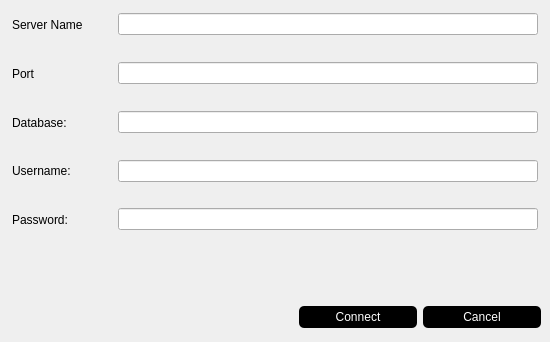
Before: the Qt Designer form src/ui/connect_server.ui in layup/LIMS, drawn with Qt 5.
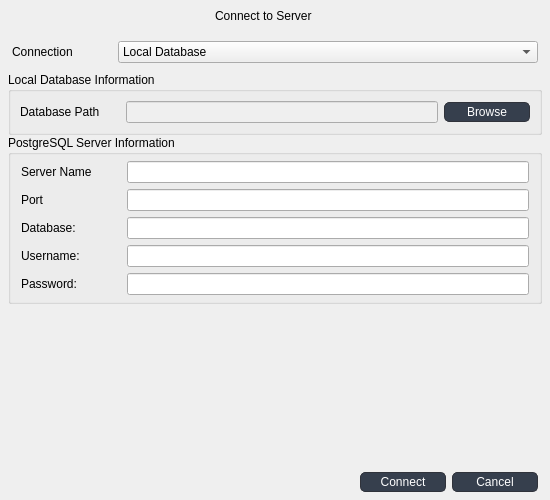
After: the same form once the commit is applied.

Patch:
```diff
--- a/src/ui/connect_server.ui
+++ b/src/ui/connect_server.ui
@@ -7,7 +7,7 @@
     <x>0</x>
     <y>0</y>
     <width>550</width>
-    <height>342</height>
+    <height>500</height>
    </rect>
   </property>
   <property name="minimumSize">
@@ -19,7 +19,7 @@
   <property name="maximumSize">
    <size>
     <width>550</width>
-    <height>16777215</height>
+    <height>500</height>
    </size>
   </property>
   <property name="windowTitle">
@@ -29,50 +29,165 @@
    <string notr="true">
 QLabel {
 	min-width: 100px; 
+	max-width:100px;
+
 } 
 
+#label_7 {
+	min-width: 120px; 
+	max-width: 120px; 
+}
+
+#message {
+	min-width: 120px; 
+	max-width: 2000px; 
+}
+
 QPushButton {
-	min-width: 110px; 
-	max-width:110px; 
-	min-height:12px; 
-	padding: 4px; 
-	background-color:black;  
-	color:white;
+	min-width: 80px; 
+	max-width:140px; 
+	min-height:10px; 
+	padding: 2px; 
 	border-radius: 5px; 
+	background-color: #363f4d; 
+	border: 1px solid #30333b; 
+	color:white;  
 }
 
-</string>
+QPushButton::hover {
+	background-color: rgb(107, 108, 108);
+}</string>
   </property>
   <layout class="QVBoxLayout" name="verticalLayout">
    <property name="spacing">
     <number>0</number>
    </property>
    <property name="leftMargin">
-    <number>0</number>
+    <number>8</number>
    </property>
    <property name="topMargin">
     <number>0</number>
    </property>
    <property name="rightMargin">
-    <number>0</number>
+    <number>8</number>
    </property>
    <property name="bottomMargin">
     <number>0</number>
+   </property>
+   <item>
+    <widget class="QWidget" name="widget_9" native="true">
+     <layout class="QVBoxLayout" name="verticalLayout_3">
+      <item alignment="Qt::AlignHCenter">
+       <widget class="QLabel" name="label_7">
+        <property name="text">
+         <string>Connect to Server</string>
+        </property>
+       </widget>
+      </item>
+     </layout>
+    </widget>
+   </item>
+   <item>
+    <widget class="QWidget" name="widget_8" native="true">
+     <layout class="QHBoxLayout" name="horizontalLayout_8">
+      <property name="leftMargin">
+       <number>4</number>
+      </property>
+      <property name="rightMargin">
+       <number>4</number>
+      </property>
+      <item>
+       <widget class="QLabel" name="label_6">
+        <property name="text">
+         <string>Connection</string>
+        </property>
+       </widget>
+      </item>
+      <item>
+       <widget class="QComboBox" name="connection_type">
+        <item>
+         <property name="text">
+          <string>Local Database</string>
+         </property>
+        </item>
+        <item>
+         <property name="text">
+          <string>PostgreSQL Server</string>
+         </property>
+        </item>
+       </widget>
+      </item>
+     </layout>
+    </widget>
+   </item>
+   <item>
+    <widget class="QGroupBox" name="local_box">
+     <property name="minimumSize">
+      <size>
+       <width>0</width>
+       <height>0</height>
+      </size>
+     </property>
+     <property name="title">
+      <string>Local Database Information</string>
+     </property>
+     <layout class="QHBoxLayout" name="horizontalLayout_9">
+      <item>
+       <widget class="QLabel" name="label_8">
+        <property name="text">
+         <string>Database Path</string>
+        </property>
+       </widget>
+      </item>
+      <item>
+       <widget class="QLineEdit" name="lineEdit">
+        <property name="enabled">
+         <bool>false</bool>
+        </property>
+       </widget>
+      </item>
+      <item>
+       <widget class="QPushButton" name="browse_btn">
+        <property name="text">
+         <string>Browse</string>
+        </property>
+       </widget>
+      </item>
+     </layout>
+    </widget>
+   </item>
+   <item>
+    <widget class="QGroupBox" name="postgreSQL_box">
+     <property name="title">
+      <string>PostgreSQL Server Information</string>
+     </property>
+     <layout class="QVBoxLayout" name="verticalLayout_2">
+      <property name="leftMargin">
+       <number>6</number>
+      </property>
+      <property name="topMargin">
+       <number>6</number>
+      </property>
+      <property name="rightMargin">
+       <number>6</number>
+      </property>
+      <property name="bottomMargin">
+       <number>6</number>
    </property>
    <item>
     <widget class="QWidget" name="widget_4" native="true">
      <layout class="QHBoxLayout" name="horizontalLayout_6">
       <property name="leftMargin">
-       <number>12</number>
+          <number>4</number>
       </property>
       <property name="topMargin">
-       <number>6</number>
+          <number>0</number>
       </property>
       <property name="rightMargin">
-       <number>12</number>
+          <number>4</number>
       </property>
       <property name="bottomMargin">
-       <number>6</number>
+          <number>0</number>
       </property>
       <item>
        <widget class="QLabel" name="label_3">
@@ -91,16 +206,16 @@
     <widget class="QWidget" name="widget_6" native="true">
      <layout class="QHBoxLayout" name="horizontalLayout_5">
       <property name="leftMargin">
-       <number>12</number>
+          <number>4</number>
       </property>
       <property name="topMargin">
-       <number>6</number>
+          <number>0</number>
       </property>
       <property name="rightMargin">
-       <number>12</number>
+          <number>4</number>
       </property>
       <property name="bottomMargin">
-       <number>6</number>
+          <number>0</number>
       </property>
       <item>
        <widget class="QLabel" name="label_5">
@@ -119,16 +234,16 @@
     <widget class="QWidget" name="widget" native="true">
      <layout class="QHBoxLayout" name="horizontalLayout_4">
       <property name="leftMargin">
-       <number>12</number>
+          <number>4</number>
       </property>
       <property name="topMargin">
-       <number>6</number>
+          <number>0</number>
       </property>
       <property name="rightMargin">
-       <number>12</number>
+          <number>4</number>
       </property>
       <property name="bottomMargin">
-       <number>6</number>
+          <number>0</number>
       </property>
       <item>
        <widget class="QLabel" name="label">
@@ -147,16 +262,16 @@
     <widget class="QWidget" name="widget_5" native="true">
      <layout class="QHBoxLayout" name="horizontalLayout_3">
       <property name="leftMargin">
-       <number>12</number>
+          <number>4</number>
       </property>
       <property name="topMargin">
-       <number>6</number>
+          <number>0</number>
       </property>
       <property name="rightMargin">
-       <number>12</number>
+          <number>4</number>
       </property>
       <property name="bottomMargin">
-       <number>6</number>
+          <number>0</number>
       </property>
       <item>
        <widget class="QLabel" name="label_4">
@@ -175,16 +290,16 @@
     <widget class="QWidget" name="widget_3" native="true">
      <layout class="QHBoxLayout" name="horizontalLayout_2">
       <property name="leftMargin">
-       <number>12</number>
+          <number>4</number>
       </property>
       <property name="topMargin">
-       <number>6</number>
+          <number>0</number>
       </property>
       <property name="rightMargin">
-       <number>12</number>
+          <number>4</number>
       </property>
       <property name="bottomMargin">
-       <number>6</number>
+          <number>0</number>
       </property>
       <item>
        <widget class="QLabel" name="label_2">
@@ -199,6 +314,9 @@
      </layout>
     </widget>
    </item>
+     </layout>
+    </widget>
+   </item>
    <item>
     <widget class="QWidget" name="widget_7" native="true">
      <layout class="QHBoxLayout" name="horizontalLayout_7">
@@ -215,9 +333,34 @@
      </layout>
     </widget>
    </item>
+   <item>
+    <spacer name="verticalSpacer">
+     <property name="orientation">
+      <enum>Qt::Vertical</enum>
+     </property>
+     <property name="sizeHint" stdset="0">
+      <size>
+       <width>20</width>
+       <height>40</height>
+      </size>
+     </property>
+    </spacer>
+   </item>
    <item>
     <widget class="QWidget" name="widget_2" native="true">
      <layout class="QHBoxLayout" name="horizontalLayout">
+      <property name="leftMargin">
+       <number>4</number>
+      </property>
+      <property name="topMargin">
+       <number>8</number>
+      </property>
+      <property name="rightMargin">
+       <number>4</number>
+      </property>
+      <property name="bottomMargin">
+       <number>8</number>
+      </property>
       <item>
        <spacer name="horizontalSpacer">
         <property name="orientation">
```
Lines whose indentation alone changed are shown as unchanged.
